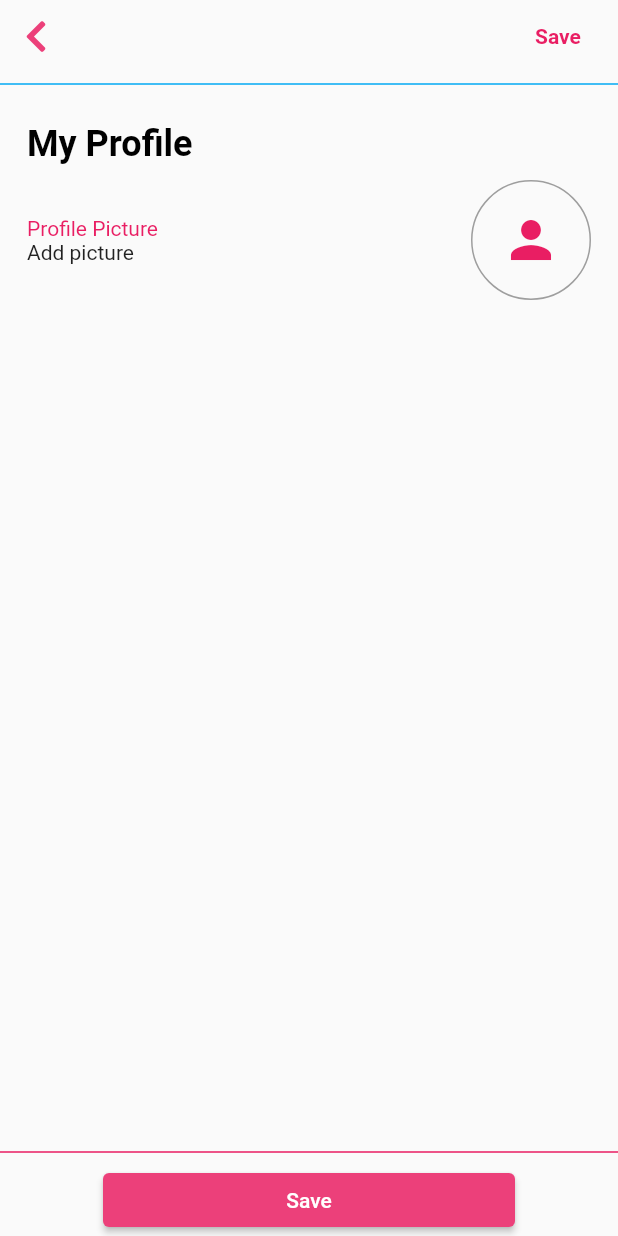
After one commit to kinstugi/yacht-mobile-app, a Flutter app: the EditProfilePage screen opened by its route, on a phone screen of 412 x 824 dp. The commit adds this screen. Run offline on Flutter 3.47's test engine with Material 2 defaults, Android fonts, the phone set to English and light mode, and no system bars; our stand-ins replace flutter_rating_bar, flutter_riverpod, font_awesome_flutter.

Commit message:
done for the day

```diff
--- a/lib/main.dart
+++ b/lib/main.dart
@@ -1,5 +1,7 @@
 import 'package:flutter/material.dart';
 import 'package:flutter_riverpod/flutter_riverpod.dart';
+import 'package:yachtmob/pages/edit_profile_page.dart';
+import 'package:yachtmob/pages/message_detail_page.dart';
 import 'package:yachtmob/pages/signup_pages/sign_up_page_phone.dart';
 import './pages/auth_home.dart';
 import './pages/splash_page.dart';
@@ -33,7 +35,9 @@ class MyApp extends StatelessWidget {
         SignUpPageVerificationStep.tag: (ctx) =>
             const SignUpPageVerificationStep(),
         LoginPage.tag: (ctx) => const LoginPage(),
-        RootPage.tag: (ctx) => const RootPage()
+        RootPage.tag: (ctx) => const RootPage(),
+        MessageDetailPage.tag: (ctx) => const MessageDetailPage(),
+        EditProfilePage.tag: (ctx) => const EditProfilePage(),
       },
     );
   }
--- /dev/null
+++ b/lib/pages/edit_profile_page.dart
@@ -0,0 +1,103 @@
+import 'package:flutter/material.dart';
+import 'package:yachtmob/widgets/custom_appbar_for_signup_page_widget.dart';
+import 'package:yachtmob/widgets/custom_nav_btn_for_signup_page.dart';
+import 'package:yachtmob/widgets/custom_title_bar_for_signup_page.dart';
+
+class EditProfilePage extends StatelessWidget {
+  static const String tag = '/edit-profile-page';
+  const EditProfilePage({Key? key}) : super(key: key);
+
+  @override
+  Widget build(BuildContext context) {
+    return Scaffold(
+      body: SafeArea(
+        child: Column(
+          children: [
+            CustomAppBarForSignUpPage(
+              trailing: Padding(
+                padding: const EdgeInsets.only(right: 8.0),
+                child: TextButton(
+                  onPressed: () {},
+                  child: const Text(
+                    'Save',
+                    style: TextStyle(
+                      color: Colors.pink,
+                      fontWeight: FontWeight.bold,
+                    ),
+                  ),
+                ),
+              ),
+            ),
+            const Divider(thickness: 1, color: Colors.lightBlue),
+            Expanded(
+              child: SingleChildScrollView(
+                child: Padding(
+                  padding: const EdgeInsets.all(18.0),
+                  child: Column(
+                    children: [
+                      const CustomTitleBarForSignUpPages(
+                        title: 'My Profile',
+                        color: Colors.black,
+                      ),
+                      const SizedBox(height: 10),
+                      _profilePicture(),
+                      _updateDetailsForm(),
+                    ],
+                  ),
+                ),
+              ),
+            ),
+            const Divider(thickness: 1, color: Colors.pink),
+            CustomNavBtnForSignUpPages(
+              onPressed: () {},
+              text: 'Save',
+            )
+          ],
+        ),
+      ),
+    );
+  }
+
+  Widget _profilePicture() {
+    return Row(
+      children: [
+        Expanded(
+          child: Column(
+            crossAxisAlignment: CrossAxisAlignment.start,
+            mainAxisAlignment: MainAxisAlignment.center,
+            children: const [
+              Text(
+                'Profile Picture',
+                style: TextStyle(color: Colors.pink),
+              ),
+              Text('Add picture')
+            ],
+          ),
+        ),
+        Container(
+          height: 80,
+          width: 80,
+          decoration: BoxDecoration(
+            borderRadius: BorderRadius.circular(40),
+            border: Border.all(color: Colors.grey),
+          ),
+          child: const Center(
+            child: Icon(
+              Icons.person,
+              color: Colors.pink,
+              size: 40,
+            ),
+          ),
+        )
+      ],
+    );
+  }
+
+  Widget _updateDetailsForm() {
+    return Form(
+      child: Column(
+        children: [],
+      ),
+    );
+  }
+}
--- a/lib/widgets/custom_title_bar_for_signup_page.dart
+++ b/lib/widgets/custom_title_bar_for_signup_page.dart
@@ -2,9 +2,11 @@ import 'package:flutter/material.dart';
 
 class CustomTitleBarForSignUpPages extends StatelessWidget {
   final String title;
+  final Color color;
   const CustomTitleBarForSignUpPages({
     Key? key,
     required this.title,
+    this.color = Colors.blue,
   }) : super(key: key);
 
   @override
@@ -14,7 +16,7 @@ class CustomTitleBarForSignUpPages extends StatelessWidget {
       child: Text(
         title,
         style: Theme.of(context).textTheme.headline5?.copyWith(
-              color: Colors.blue,
+              color: color,
               fontWeight: FontWeight.bold,
             ),
         textAlign: TextAlign.start,
```
Also changed, not shown: lib/pages/message_detail_page.dart (added, +13 -0 lines), lib/pages/tabs/messages_tab.dart (+10 -4 lines), lib/pages/tabs/profile_tab.dart (+7 -1 lines).
